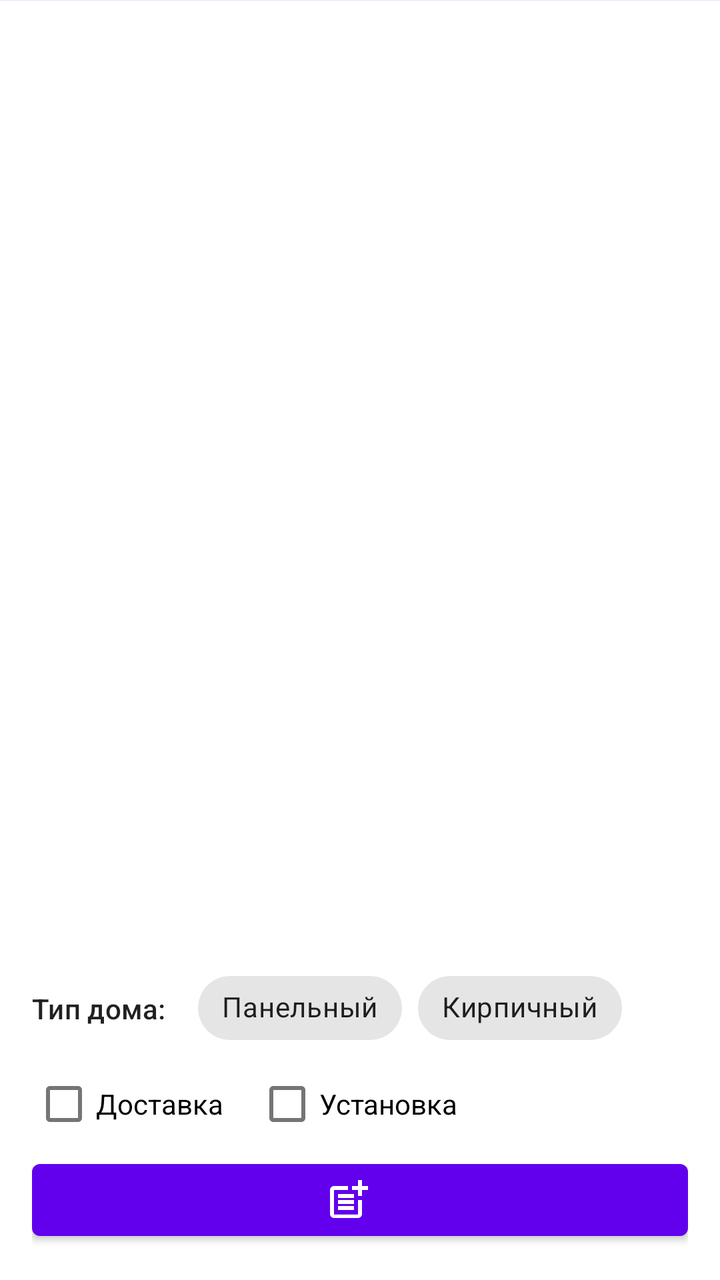
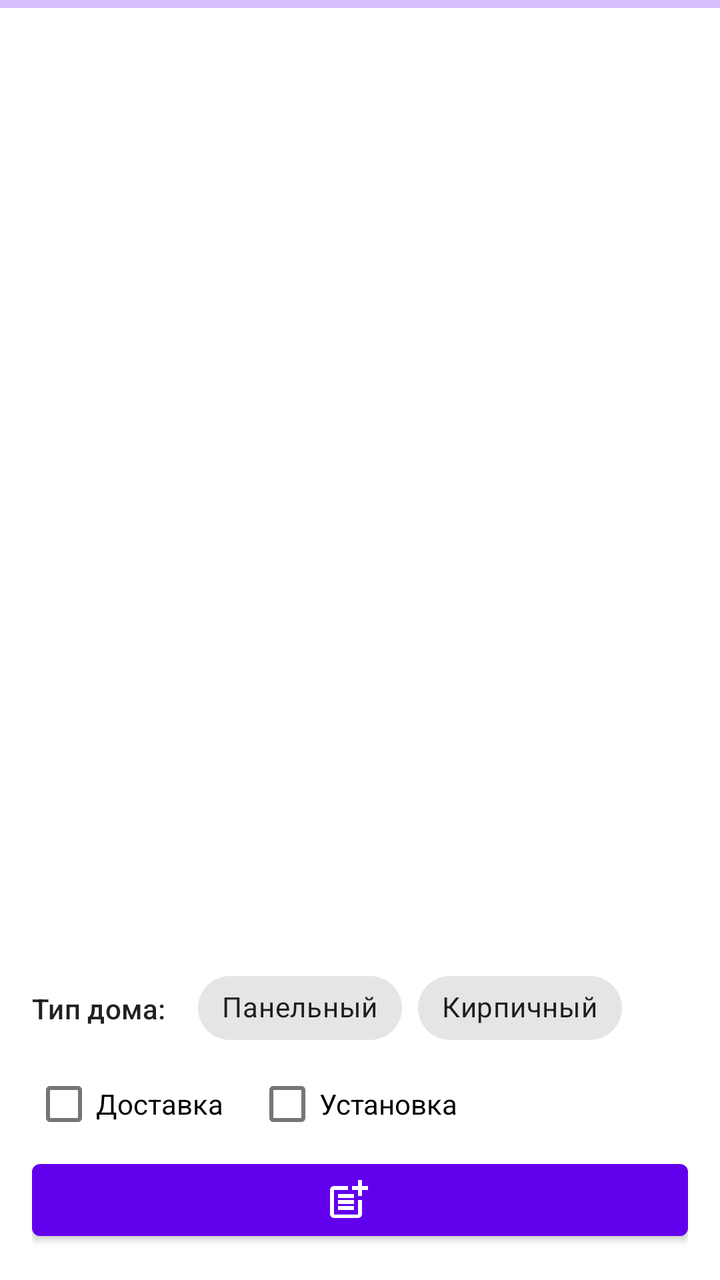

An Android layout rendered at two revisions. The XML below is the earlier revision; the diff shows what the commit changed to produce the second picture.
<!-- AndroidManifest.xml: application theme Theme.OknaServiceAndroidApp -->
<!-- res/layout/fragment_cart.xml -->
<?xml version="1.0" encoding="utf-8"?>
<androidx.constraintlayout.widget.ConstraintLayout xmlns:android="http://schemas.android.com/apk/res/android"
    xmlns:app="http://schemas.android.com/apk/res-auto"
    android:layout_width="match_parent"
    android:layout_height="match_parent">

    <com.google.android.material.progressindicator.LinearProgressIndicator
        android:id="@+id/linear_progress_indicator"
        android:layout_width="0dp"
        android:layout_height="wrap_content"
        android:indeterminate="true"
        app:hideAnimationBehavior="outward"
        app:layout_constraintEnd_toEndOf="parent"
        app:layout_constraintStart_toStartOf="parent"
        app:layout_constraintTop_toTopOf="parent"
        app:showAnimationBehavior="inward" />

    <androidx.recyclerview.widget.RecyclerView
        android:id="@+id/recycler_view"
        android:layout_width="0dp"
        android:layout_height="0dp"
        app:layoutManager="androidx.recyclerview.widget.LinearLayoutManager"
        app:layout_constraintBottom_toTopOf="@id/bottom_layout"
        app:layout_constraintEnd_toEndOf="parent"
        app:layout_constraintStart_toStartOf="parent"
        app:layout_constraintTop_toTopOf="parent" />

    <androidx.constraintlayout.widget.ConstraintLayout
        android:id="@+id/bottom_layout"
        android:layout_width="0dp"
        android:layout_height="wrap_content"
        android:layout_margin="@dimen/margin_medium"
        app:layout_constraintBottom_toBottomOf="parent"
        app:layout_constraintEnd_toEndOf="parent"
        app:layout_constraintStart_toStartOf="parent">

        <TextView
            android:id="@+id/house_type_text_view"
            android:layout_width="wrap_content"
            android:layout_height="wrap_content"
            android:text="@string/house_type"
            android:textAppearance="?textAppearanceSubtitle2"
            app:layout_constraintBottom_toBottomOf="@id/house_type_chip_group"
            app:layout_constraintStart_toStartOf="parent"
            app:layout_constraintTop_toTopOf="@id/house_type_chip_group" />

        <com.google.android.material.chip.ChipGroup
            android:id="@+id/house_type_chip_group"
            android:layout_width="0dp"
            android:layout_height="wrap_content"
            android:layout_marginStart="@dimen/margin_medium"
            app:layout_constraintEnd_toEndOf="parent"
            app:layout_constraintStart_toEndOf="@id/house_type_text_view"
            app:layout_constraintTop_toTopOf="parent"
            app:selectionRequired="true"
            app:singleLine="true"
            app:singleSelection="true">

            <com.google.android.material.chip.Chip
                android:id="@+id/prefab"
                style="@style/Widget.MaterialComponents.Chip.Choice"
                android:layout_width="wrap_content"
                android:layout_height="wrap_content"
                android:text="@string/prefab" />

            <com.google.android.material.chip.Chip
                android:id="@+id/brick"
                style="@style/Widget.MaterialComponents.Chip.Choice"
                android:layout_width="wrap_content"
                android:layout_height="wrap_content"
                android:text="@string/brick" />
        </com.google.android.material.chip.ChipGroup>

        <CheckBox
            android:id="@+id/delivery_check_box"
            android:layout_width="wrap_content"
            android:layout_height="wrap_content"
            android:text="@string/delivery"
            app:layout_constraintStart_toStartOf="parent"
            app:layout_constraintTop_toBottomOf="@id/house_type_chip_group" />

        <CheckBox
            android:id="@+id/installation_check_box"
            android:layout_width="wrap_content"
            android:layout_height="wrap_content"
            android:layout_marginStart="@dimen/margin_medium"
            android:text="@string/installation"
            app:layout_constraintStart_toEndOf="@id/delivery_check_box"
            app:layout_constraintTop_toTopOf="@id/delivery_check_box" />

        <Button
            android:id="@+id/create_order_button"
            style="@style/Widget.MaterialComponents.Button.Icon"
            android:layout_width="0dp"
            android:layout_height="wrap_content"
            app:icon="@drawable/ic_baseline_post_add_24"
            app:iconGravity="textStart"
            app:layout_constraintEnd_toEndOf="parent"
            app:layout_constraintStart_toStartOf="parent"
            app:layout_constraintTop_toBottomOf="@id/delivery_check_box" />
    </androidx.constraintlayout.widget.ConstraintLayout>

    <androidx.constraintlayout.widget.ConstraintLayout
        android:id="@+id/empty_cart_layout"
        android:layout_width="0dp"
        android:layout_height="wrap_content"
        android:layout_marginStart="@dimen/margin_medium"
        android:layout_marginEnd="@dimen/margin_medium"
        android:visibility="gone"
        app:layout_constraintBottom_toBottomOf="parent"
        app:layout_constraintEnd_toEndOf="parent"
        app:layout_constraintStart_toStartOf="parent"
        app:layout_constraintTop_toTopOf="parent">

        <TextView
            android:id="@+id/empty_cart_tite"
            android:layout_width="0dp"
            android:layout_height="wrap_content"
            android:text="@string/cart_is_empty"
            android:textAlignment="center"
            android:textAppearance="?textAppearanceHeadline6"
            app:layout_constraintEnd_toEndOf="parent"
            app:layout_constraintStart_toStartOf="parent"
            app:layout_constraintTop_toTopOf="parent" />

        <TextView
            android:id="@+id/empty_cart_description"
            android:layout_width="0dp"
            android:layout_height="wrap_content"
            android:text="@string/create_window_in_calculator"
            android:textAlignment="center"
            app:layout_constraintEnd_toEndOf="parent"
            app:layout_constraintStart_toStartOf="parent"
            app:layout_constraintTop_toBottomOf="@id/empty_cart_tite" />

        <Button
            android:id="@+id/go_to_calculator_button"
            style="@style/Widget.MaterialComponents.Button.Icon"
            android:layout_width="0dp"
            android:layout_height="wrap_content"
            android:layout_marginTop="@dimen/margin_medium"
            android:text="@string/go_to_calculator"
            app:icon="@drawable/ic_baseline_calculate_24"
            app:iconGravity="textStart"
            app:layout_constraintEnd_toEndOf="parent"
            app:layout_constraintStart_toStartOf="parent"
            app:layout_constraintTop_toBottomOf="@id/empty_cart_description" />
    </androidx.constraintlayout.widget.ConstraintLayout>
</androidx.constraintlayout.widget.ConstraintLayout>
<!-- resources referenced by this layout -->
<resources>
  <dimen name="margin_medium">16dp</dimen>
  <!-- drawable ic_baseline_calculate_24 (drawable) -->
  <vector xmlns:android="http://schemas.android.com/apk/res/android"
      android:width="24dp"
      android:height="24dp"
      android:viewportWidth="24"
      android:viewportHeight="24"
      android:tint="?attr/colorControlNormal">
    <path
        android:fillColor="@android:color/white"
        android:pathData="M19,3H5C3.9,3 3,3.9 3,5v14c0,1.1 0.9,2 2,2h14c1.1,0 2,-0.9 2,-2V5C21,3.9 20.1,3 19,3zM13.03,7.06L14.09,6l1.41,1.41L16.91,6l1.06,1.06l-1.41,1.41l1.41,1.41l-1.06,1.06L15.5,9.54l-1.41,1.41l-1.06,-1.06l1.41,-1.41L13.03,7.06zM6.25,7.72h5v1.5h-5V7.72zM11.5,16h-2v2H8v-2H6v-1.5h2v-2h1.5v2h2V16zM18,17.25h-5v-1.5h5V17.25zM18,14.75h-5v-1.5h5V14.75z"/>
  </vector>
  <!-- drawable ic_baseline_post_add_24 (drawable) -->
  <vector xmlns:android="http://schemas.android.com/apk/res/android"
      android:width="24dp"
      android:height="24dp"
      android:viewportWidth="24"
      android:viewportHeight="24"
      android:tint="?attr/colorControlNormal">
    <path
        android:fillColor="@android:color/white"
        android:pathData="M17,19.22H5V7h7V5H5C3.9,5 3,5.9 3,7v12c0,1.1 0.9,2 2,2h12c1.1,0 2,-0.9 2,-2v-7h-2V19.22z"/>
    <path
        android:fillColor="@android:color/white"
        android:pathData="M19,2h-2v3h-3c0.01,0.01 0,2 0,2h3v2.99c0.01,0.01 2,0 2,0V7h3V5h-3V2z"/>
    <path
        android:fillColor="@android:color/white"
        android:pathData="M7,9h8v2h-8z"/>
    <path
        android:fillColor="@android:color/white"
        android:pathData="M7,12l0,2l8,0l0,-2l-3,0z"/>
    <path
        android:fillColor="@android:color/white"
        android:pathData="M7,15h8v2h-8z"/>
  </vector>
  <string name="brick">Кирпичный</string>
  <string name="cart_is_empty">Корзина пуста</string>
  <string name="create_window_in_calculator">Соберите окна в калькуляторе</string>
  <string name="delivery">Доставка</string>
  <string name="go_to_calculator">Перейти в калькулятор</string>
  <string name="house_type">Тип дома:</string>
  <string name="installation">Установка</string>
  <string name="prefab">Панельный</string>
  <style name="Theme.OknaServiceAndroidApp" parent="Theme.MaterialComponents.DayNight.DarkActionBar">
          
          <item name="colorPrimary">@color/purple_500</item>
          <item name="colorPrimaryVariant">@color/purple_700</item>
          <item name="colorOnPrimary">@color/white</item>
          
          <item name="colorSecondary">@color/teal_200</item>
          <item name="colorSecondaryVariant">@color/teal_700</item>
          <item name="colorOnSecondary">@color/black</item>
          
          <item name="android:statusBarColor" tools:targetApi="l">?attr/colorPrimaryVariant</item>
          
      </style>
  <color name="purple_500">#FF6200EE</color>
  <color name="purple_700">#FF3700B3</color>
  <color name="white">#FFFFFFFF</color>
  <color name="teal_200">#FF03DAC5</color>
  <color name="teal_700">#FF018786</color>
  <color name="black">#FF000000</color>
</resources>

<!-- the commit's change to res/layout/fragment_cart.xml (unified diff, before → after) -->
@@ -3,6 +3,16 @@
     xmlns:app="http://schemas.android.com/apk/res-auto"
     android:layout_width="match_parent"
     android:layout_height="match_parent">
+
+    <androidx.recyclerview.widget.RecyclerView
+        android:id="@+id/recycler_view"
+        android:layout_width="0dp"
+        android:layout_height="0dp"
+        app:layoutManager="androidx.recyclerview.widget.LinearLayoutManager"
+        app:layout_constraintBottom_toTopOf="@id/bottom_layout"
+        app:layout_constraintEnd_toEndOf="parent"
+        app:layout_constraintStart_toStartOf="parent"
+        app:layout_constraintTop_toTopOf="parent" />
 
     <com.google.android.material.progressindicator.LinearProgressIndicator
         android:id="@+id/linear_progress_indicator"
@@ -13,17 +23,7 @@
         app:layout_constraintEnd_toEndOf="parent"
         app:layout_constraintStart_toStartOf="parent"
         app:layout_constraintTop_toTopOf="parent"
-        app:showAnimationBehavior="inward" />
-
-    <androidx.recyclerview.widget.RecyclerView
-        android:id="@+id/recycler_view"
-        android:layout_width="0dp"
-        android:layout_height="0dp"
-        app:layoutManager="androidx.recyclerview.widget.LinearLayoutManager"
-        app:layout_constraintBottom_toTopOf="@id/bottom_layout"
-        app:layout_constraintEnd_toEndOf="parent"
-        app:layout_constraintStart_toStartOf="parent"
-        app:layout_constraintTop_toTopOf="parent" />
+        app:showAnimationBehavior="none" />
 
     <androidx.constraintlayout.widget.ConstraintLayout
         android:id="@+id/bottom_layout"
